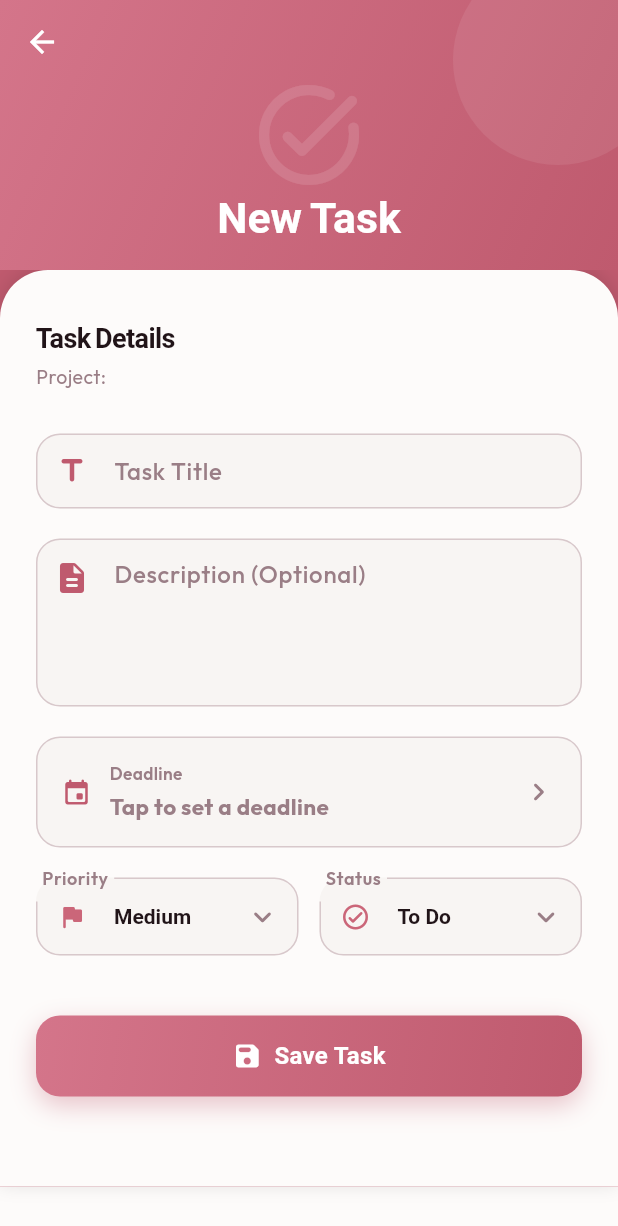
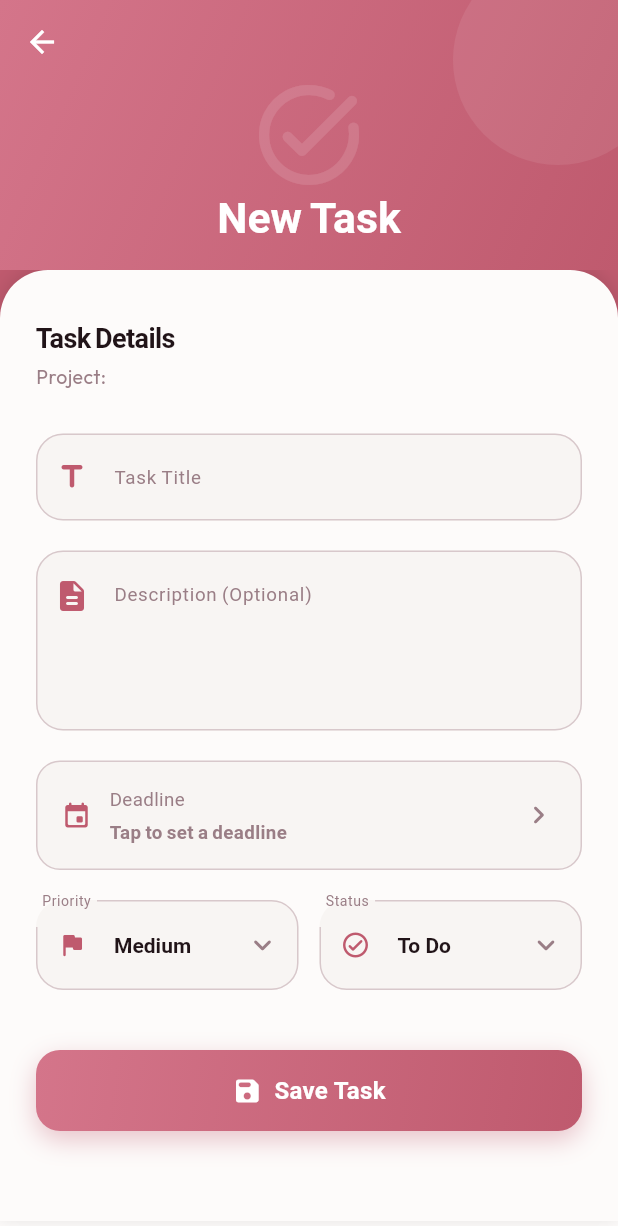
Before and after one commit to raniabdela/TaskHive, a Flutter app: the CreateTaskPage screen opened directly with empty values, on a phone screen of 412 x 824 dp. Shown: the top 1226 px of the screen. Run offline on Flutter 3.47's test engine with Material 3 defaults, Android fonts, the phone set to English and light mode, and no system bars; our stand-ins replace cloud_firestore, firebase_auth, firebase_core, google_fonts; accounts and stored records are empty; Roboto replaces fonts that are missing (Georgia); statements that could not run were skipped.

Commit message:
implemented task and project creation

```diff
--- a/lib/app_theme.dart
+++ b/lib/app_theme.dart
@@ -1,28 +1,31 @@
 import 'package:flutter/material.dart';
 
-/// TH (TaskHive) defines the central design system for the application.
-/// It provides a unified palette, shared decorations, and consistent UI components
-/// to ensure visual harmony between the dashboard and inner pages.
+/// Shared design system for TaskHive inner pages.
+/// Mirrors the _TH palette used in dashboard.dart.
 class TH {
-  // Canvas & surfaces: Defining the base layers of the application UI
+  // Canvas & surfaces
   static const canvas = Color(0xFFFDFBFA);
   static const white = Color(0xFFFFFFFF);
   static const surface1 = Color(0xFFF8F5F3);
   static const surface2 = Color(0xFFF2EDEB);
 
-  // Brand Colors: Using 'Blush' as the signature primary brand identity
+  // Blush — brand signature
   static const blush = Color(0xFFCB6679);
   static const blushLight = Color(0xFFE9A0AB);
   static const blushFaint = Color(0xFFFAEFF1);
   static const blushBorder = Color(0xFFEDD3D8);
 
-  // Typography Colors: 'Ink' variants provide a high-contrast warm charcoal scale
+  // Soft Rose - Premium variant
+  static const softRose = Color(0xFFBF5A6E);
+  static const softRoseLight = Color(0xFFD4758A);
+
+  // Ink — warm charcoal
   static const ink = Color(0xFF211418);
   static const ink2 = Color(0xFF5A3D44);
   static const ink3 = Color(0xFF9A7E86);
   static const ink4 = Color(0xFFD8C8CB);
 
-  // Semantic Colors: Logic-based colors for Priority and Status indicators
+  // Semantic
   static const green = Color(0xFF2E8B65);
   static const greenFaint = Color(0xFFE4F5EE);
   static const greenBorder = Color(0xFFB4DDD0);
@@ -33,13 +36,20 @@ class TH {
   static const crimsonFaint = Color(0xFFFBE9EC);
   static const crimsonBorder = Color(0xFFE5B0B8);
 
-  // Gradients & Shadows: Adding depth and elevation to interactive elements
+  // Gradients
   static const blushGrad = LinearGradient(
     colors: [Color(0xFFD97080), Color(0xFFCB6679)],
     begin: Alignment.topLeft,
     end: Alignment.bottomRight,
   );
 
+  static const softRoseGrad = LinearGradient(
+    colors: [softRoseLight, softRose],
+    begin: Alignment.topLeft,
+    end: Alignment.bottomRight,
+  );
+
+  // Shadows
   static List<BoxShadow> cardShadow = [
     BoxShadow(
       color: const Color(0xFF3D1F26).withValues(alpha: 0.06),
@@ -61,7 +71,7 @@ class TH {
     ),
   ];
 
-  /// Standardizes card design across all list views and containers.
+  // Helpers
   static BoxDecoration cardDecoration({
     Color? color,
     double radius = 20,
@@ -74,8 +84,6 @@ class TH {
         boxShadow: cardShadow,
       );
 
-  /// Logic: Centralized input decoration to ensure all FormFields have a
-  /// consistent look and handle multi-line icon alignment.
   static InputDecoration inputDecoration(
     BuildContext context, {
     required String label,
@@ -119,7 +127,7 @@ class TH {
         ),
       );
 
-  /// Styled AppBar that integrates perfectly with the scaffold canvas.
+  /// A styled AppBar consistent with the dashboard.
   static AppBar appBar(
     BuildContext context, {
     required String title,
@@ -147,7 +155,7 @@ class TH {
         actions: actions,
       );
 
-  // Logic: Mapping semantic task priorities to specific theme colors
+  /// Priority colour helper
   static Color priorityColor(String? p) {
     switch ((p ?? '').toLowerCase()) {
       case 'high':
@@ -187,7 +195,7 @@ class TH {
     }
   }
 
-  // Logic: Mapping task status states to brand and semantic colors
+  /// Status colour
   static Color statusColor(String? s) {
     switch ((s ?? '').toLowerCase()) {
       case 'done':
@@ -214,8 +222,7 @@ class TH {
     }
   }
 
-  /// Logic: Reusable button component that applies the brand gradient
-  /// and handles loading states globally.
+  /// Primary action button
   static Widget primaryButton({
     required String label,
     required VoidCallback? onPressed,
--- a/lib/create_task.dart
+++ b/lib/create_task.dart
@@ -46,9 +46,9 @@ class _CreateTaskPageState extends State<CreateTaskPage> {
       firstDate: DateTime.now().subtract(const Duration(days: 365)),
       lastDate: DateTime.now().add(const Duration(days: 365 * 5)),
       builder: (context, child) => Theme(
-        data: Theme.of(context).copyWith(
-          colorScheme: const ColorScheme.light(primary: TH.blush),
-        ),
+        data: Theme.of(
+          context,
+        ).copyWith(colorScheme: const ColorScheme.light(primary: TH.blush)),
         child: child!,
       ),
     );
@@ -79,9 +79,9 @@ class _CreateTaskPageState extends State<CreateTaskPage> {
       if (mounted) Navigator.pop(context);
     } catch (e) {
       if (mounted) {
-        ScaffoldMessenger.of(context).showSnackBar(
-          SnackBar(content: Text('Failed to save task: $e')),
-        );
+        ScaffoldMessenger.of(
+          context,
+        ).showSnackBar(SnackBar(content: Text('Failed to save task: $e')));
       }
     } finally {
       if (mounted) setState(() => _isLoading = false);
@@ -123,7 +123,9 @@ class _CreateTaskPageState extends State<CreateTaskPage> {
               background: Stack(
                 fit: StackFit.expand,
                 children: [
-                  Container(decoration: const BoxDecoration(gradient: lightRoseGrad)),
+                  Container(
+                    decoration: const BoxDecoration(gradient: lightRoseGrad),
+                  ),
                   Positioned(
                     top: -30,
                     right: -30,
@@ -137,8 +139,11 @@ class _CreateTaskPageState extends State<CreateTaskPage> {
                     ),
                   ),
                   const Center(
-                    child: Icon(Icons.task_alt_rounded,
-                        color: Colors.white12, size: 80),
+                    child: Icon(
+                      Icons.task_alt_rounded,
+                      color: Colors.white12,
+                      size: 80,
+                    ),
                   ),
                 ],
               ),
@@ -184,7 +189,10 @@ class _CreateTaskPageState extends State<CreateTaskPage> {
                                 const SizedBox(height: 4),
                                 Text(
                                   'Project: ${widget.projectName}',
-                                  style: const TextStyle(color: TH.ink3, fontSize: 13),
+                                  style: const TextStyle(
+                                    color: TH.ink3,
+                                    fontSize: 13,
+                                  ),
                                 ),
                               ],
                             ),
@@ -197,24 +205,49 @@ class _CreateTaskPageState extends State<CreateTaskPage> {
                       TextFormField(
                         controller: _titleController,
                         style: const TextStyle(
-                            color: TH.ink, fontWeight: FontWeight.w600, fontSize: 15),
+                          fontFamily: 'Georgia',
+                          color: TH.ink,
+                          fontWeight: FontWeight.w700,
+                          fontSize: 15,
+                        ),
                         decoration: InputDecoration(
                           labelText: 'Task Title',
-                          labelStyle: const TextStyle(color: TH.ink3, fontWeight: FontWeight.w500),
-                          prefixIcon: const Icon(Icons.title_rounded, color: softRose),
+                          labelStyle: const TextStyle(
+                            fontFamily: 'Georgia',
+                            color: TH.ink3,
+                            fontSize: 12.5,
+                            fontWeight: FontWeight.w400,
+                          ),
+                          prefixIcon: const Icon(
+                            Icons.title_rounded,
+                            color: softRose,
+                          ),
                           filled: true,
                           fillColor: TH.surface1,
                           border: OutlineInputBorder(
-                            borderRadius: BorderRadius.circular(16),
-                            borderSide: const BorderSide(color: TH.ink4),
+                            borderRadius: BorderRadius.circular(18),
+                            borderSide: const BorderSide(
+                              color: TH.ink4,
+                              width: 1,
+                            ),
                           ),
                           enabledBorder: OutlineInputBorder(
-                            borderRadius: BorderRadius.circular(16),
-                            borderSide: const BorderSide(color: TH.ink4),
+                            borderRadius: BorderRadius.circular(18),
+                            borderSide: const BorderSide(
+                              color: TH.ink4,
+                              width: 1,
+                            ),
                           ),
                           focusedBorder: OutlineInputBorder(
-                            borderRadius: BorderRadius.circular(16),
-                            borderSide: const BorderSide(color: softRose, width: 1.8),
+                            borderRadius: BorderRadius.circular(18),
+                            borderSide: const BorderSide(
+                              color: softRose,
+                              width: 1.8,
+                            ),
+                          ),
+                          contentPadding: const EdgeInsets.symmetric(
+                            horizontal: 20,
+                            vertical: 18,
                           ),
                         ),
                         validator: (val) {
@@ -230,28 +263,54 @@ class _CreateTaskPageState extends State<CreateTaskPage> {
                       TextFormField(
                         controller: _descController,
                         maxLines: 4,
-                        style: const TextStyle(color: TH.ink, fontSize: 14),
+                        style: const TextStyle(
+                          fontFamily: 'Georgia',
+                          color: TH.ink,
+                          fontWeight: FontWeight.w700,
+                          fontSize: 14,
+                        ),
                         decoration: InputDecoration(
                           labelText: 'Description (Optional)',
                           alignLabelWithHint: true,
-                          labelStyle: const TextStyle(color: TH.ink3, fontWeight: FontWeight.w500),
+                          labelStyle: const TextStyle(
+                            fontFamily: 'Georgia',
+                            color: TH.ink3,
+                            fontSize: 12.5,
+                            fontWeight: FontWeight.w400,
+                          ),
                           prefixIcon: const Padding(
                             padding: EdgeInsets.only(bottom: 60),
-                            child: Icon(Icons.description_rounded, color: softRose),
+                            child: Icon(
+                              Icons.description_rounded,
+                              color: softRose,
+                            ),
                           ),
                           filled: true,
                           fillColor: TH.surface1,
                           border: OutlineInputBorder(
-                            borderRadius: BorderRadius.circular(16),
-                            borderSide: const BorderSide(color: TH.ink4),
+                            borderRadius: BorderRadius.circular(18),
+                            borderSide: const BorderSide(
+                              color: TH.ink4,
+                              width: 1,
+                            ),
                           ),
                           enabledBorder: OutlineInputBorder(
-                            borderRadius: BorderRadius.circular(16),
-                            borderSide: const BorderSide(color: TH.ink4),
+                            borderRadius: BorderRadius.circular(18),
+                            borderSide: const BorderSide(
+                              color: TH.ink4,
+                              width: 1,
+                            ),
                           ),
                           focusedBorder: OutlineInputBorder(
-                            borderRadius: BorderRadius.circular(16),
-                            borderSide: const BorderSide(color: softRose, width: 1.8),
+                            borderRadius: BorderRadius.circular(18),
+                            borderSide: const BorderSide(
+                              color: softRose,
+                              width: 1.8,
+                            ),
+                          ),
+                          contentPadding: const EdgeInsets.symmetric(
+                            horizontal: 20,
+                            vertical: 18,
                           ),
                         ),
                       ),
@@ -262,7 +321,9 @@ class _CreateTaskPageState extends State<CreateTaskPage> {
                         onTap: _pickDeadline,
                         child: Container(
                           padding: const EdgeInsets.symmetric(
-                              horizontal: 16, vertical: 16),
+                            horizontal: 16,
+                            vertical: 16,
+                          ),
                           decoration: BoxDecoration(
                             color: TH.surface1,
                             borderRadius: BorderRadius.circular(16),
@@ -270,8 +331,11 @@ class _CreateTaskPageState extends State<CreateTaskPage> {
                           ),
                           child: Row(
                             children: [
-                              const Icon(Icons.event_rounded,
-                                  color: softRose, size: 20),
+                              const Icon(
+                                Icons.event_rounded,
+                                color: softRose,
+                                size: 20,
+                              ),
                               const SizedBox(width: 12),
                               Expanded(
                                 child: Column(
@@ -280,22 +344,25 @@ class _CreateTaskPageState extends State<CreateTaskPage> {
                                     const Text(
                                       'Deadline',
                                       style: TextStyle(
+                                          fontFamily: 'Georgia',
                                           color: TH.ink3,
-                                          fontSize: 11.5,
-                                          fontWeight: FontWeight.w600),
+                                          fontSize: 12.5,
+                                          fontWeight: FontWeight.w400),
                                     ),
                                     const SizedBox(height: 3),
                                     Text(
                                       _selectedDate == null
                                           ? 'Tap to set a deadline'
-                                          : DateFormat('MMM d, yyyy')
-                                              .format(_selectedDate!),
+                                          : DateFormat(
+                                              'MMM d, yyyy',
+                                            ).format(_selectedDate!),
                                       style: TextStyle(
+                                        fontFamily: 'Georgia',
                                         color: _selectedDate == null
                                             ? TH.ink3
                                             : TH.ink,
                                         fontWeight: FontWeight.w700,
-                                        fontSize: 15,
+                                        fontSize: 12.5,
                                       ),
                                     ),
                                   ],
@@ -305,7 +372,9 @@ class _CreateTaskPageState extends State<CreateTaskPage> {
                                 _selectedDate != null
                                     ? Icons.check_circle_rounded
                                     : Icons.chevron_right_rounded,
-                                color: _selectedDate != null ? TH.green : TH.ink3,
+                                color: _selectedDate != null
+                                    ? TH.green
+                                    : TH.ink3,
                               ),
                             ],
                           ),
@@ -323,7 +392,8 @@ class _CreateTaskPageState extends State<CreateTaskPage> {
                               items: _priorities,
                               icon: Icons.flag_rounded,
                               onChanged: (val) {
-                                if (val != null) setState(() => _priority = val);
+                                if (val != null)
+                                  setState(() => _priority = val);
                               },
                             ),
                           ),
@@ -364,14 +434,17 @@ class _CreateTaskPageState extends State<CreateTaskPage> {
                               shadowColor: Colors.transparent,
                               foregroundColor: Colors.white,
                               shape: RoundedRectangleBorder(
-                                  borderRadius: BorderRadius.circular(16)),
+                                borderRadius: BorderRadius.circular(16),
+                              ),
                             ),
                             child: _isLoading
                                 ? const SizedBox(
                                     width: 22,
                                     height: 22,
                                     child: CircularProgressIndicator(
-                                        color: Colors.white, strokeWidth: 2.5),
+                                      color: Colors.white,
+                                      strokeWidth: 2.5,
+                                    ),
                                   )
                                 : const Row(
                                     mainAxisAlignment: MainAxisAlignment.center,
@@ -424,31 +497,39 @@ class _StyledDropdown extends StatelessWidget {
       value: value,
       decoration: InputDecoration(
         labelText: label,
-        labelStyle: const TextStyle(color: TH.ink3, fontWeight: FontWeight.w600),
-        prefixIcon: Icon(icon, color: TH.blush, size: 20),
+        labelStyle: const TextStyle(
+          fontFamily: 'Georgia',
+          color: TH.ink3,
+          fontSize: 12.5,
+          fontWeight: FontWeight.w400,
+        ),
+        prefixIcon: Icon(icon, color: TH.softRose, size: 20),
         filled: true,
         fillColor: TH.surface1,
         border: OutlineInputBorder(
-          borderRadius: BorderRadius.circular(16),
-          borderSide: const BorderSide(color: TH.ink4),
+          borderRadius: BorderRadius.circular(18),
+          borderSide: const BorderSide(color: TH.ink4, width: 1),
         ),
         enabledBorder: OutlineInputBorder(
-          borderRadius: BorderRadius.circular(16),
-          borderSide: const BorderSide(color: TH.ink4),
+          borderRadius: BorderRadius.circular(18),
+          borderSide: const BorderSide(color: TH.ink4, width: 1),
         ),
         focusedBorder: OutlineInputBorder(
-          borderRadius: BorderRadius.circular(16),
-          borderSide: const BorderSide(color: TH.blush, width: 1.8),
+          borderRadius: BorderRadius.circular(18),
+          borderSide: const BorderSide(color: TH.softRose, width: 1.8),
         ),
-        contentPadding: const EdgeInsets.symmetric(vertical: 14),
+        contentPadding: const EdgeInsets.symmetric(vertical: 18),
       ),
       icon: const Icon(Icons.keyboard_arrow_down_rounded, color: TH.ink3),
       dropdownColor: TH.white,
       style: const TextStyle(
-          color: TH.ink, fontWeight: FontWeight.w700, fontSize: 14),
+        fontFamily: 'Georgia',
+        color: TH.ink,
+        fontWeight: FontWeight.w700,
+        fontSize: 14,
+      ),
       items: items
-          .map((item) =>
-              DropdownMenuItem(value: item, child: Text(item)))
+          .map((item) => DropdownMenuItem(value: item, child: Text(item)))
           .toList(),
       onChanged: onChanged,
     );
```
Also changed, not shown: lib/create_project.dart (+31 -29 lines).
